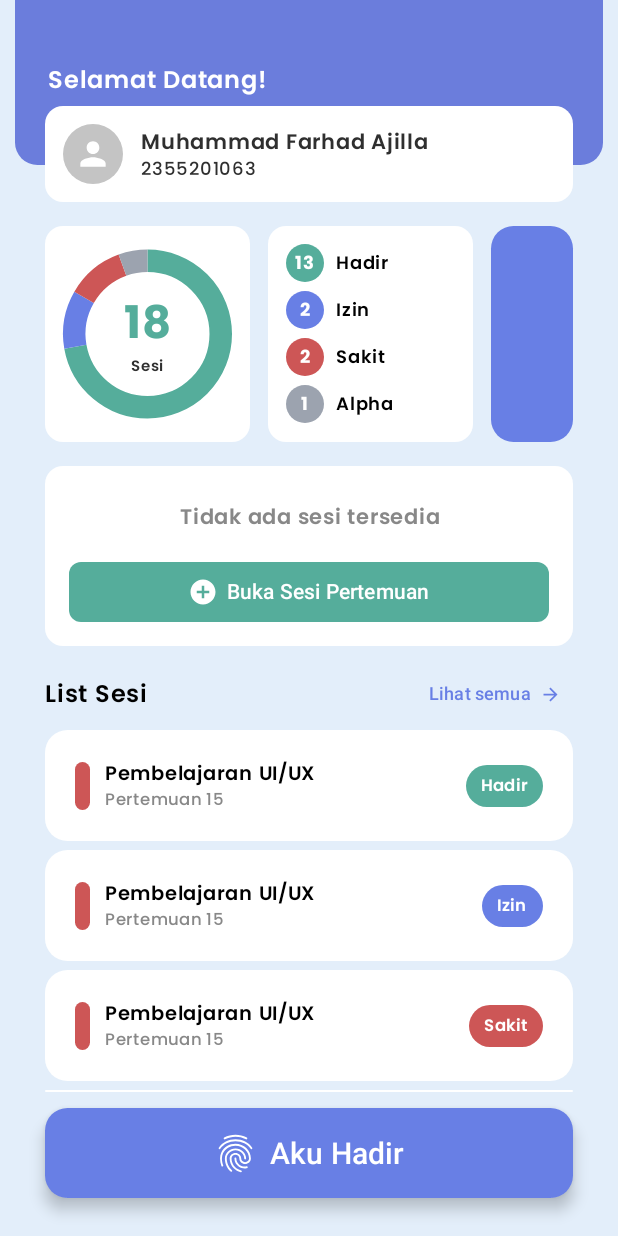
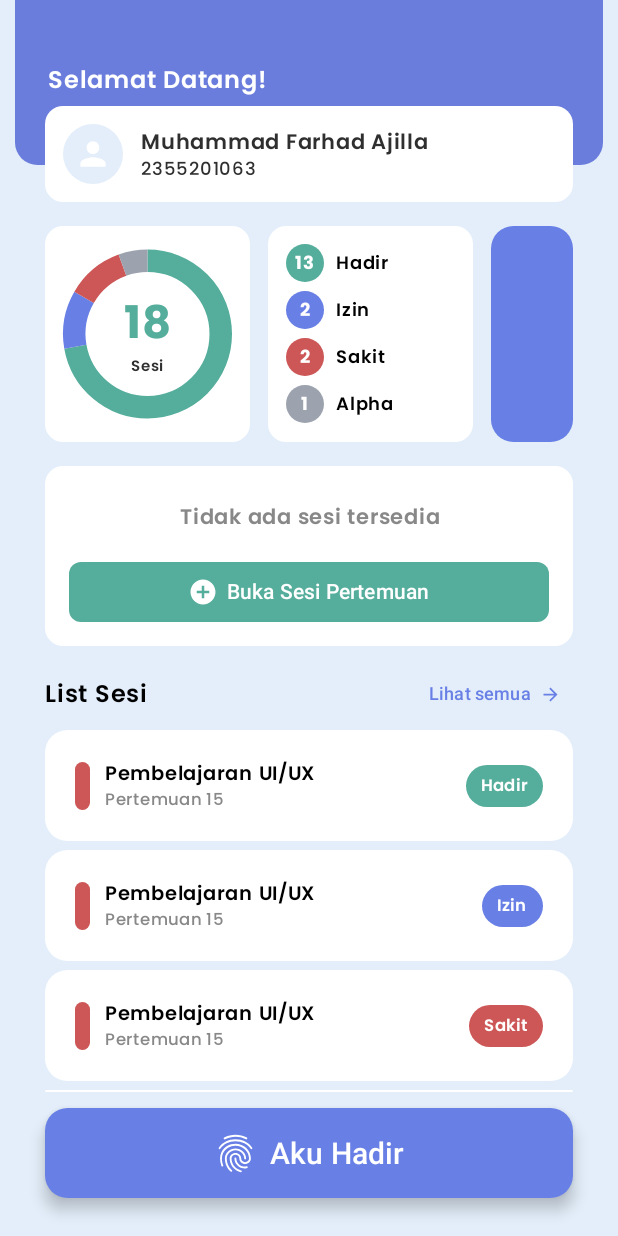
Before and after one commit to MFarhadA/AkuHadir, an Android app built with Jetpack Compose: the screen it shows after launch (MainActivity), after a tap on "Login", on a phone screen of 412 x 824 dp. Run offline under Robolectric (Android 15) with nearby library versions, the phone set to English and light mode, and no system bars.

Commit message:
change background color value for HomeScreen.kt

```diff
--- a/app/src/main/java/my/kelompok3/akuhadir/ui/screens/HomeScreen.kt
+++ b/app/src/main/java/my/kelompok3/akuhadir/ui/screens/HomeScreen.kt
@@ -94,7 +94,7 @@ fun HomeScreen(
                     Box(
                         modifier = Modifier
                             .size(40.dp)
-                            .background(Color(0xFFC4C4C4), CircleShape),
+                            .background(BackgroundColor, CircleShape),
                         contentAlignment = Alignment.Center
                     ) {
                         Icon(
```
